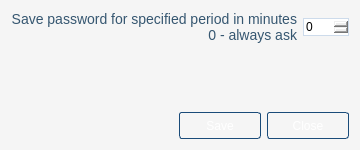
First picture: the form in qesteidutil/trunk/src/ui/SettingsDialog.ui, repository tixsys/esteid, before the edit.
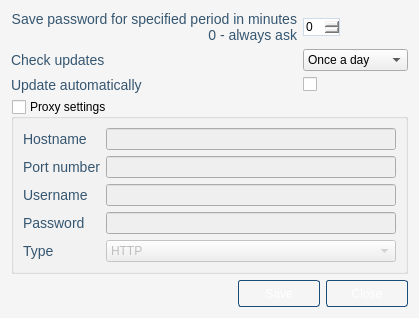
Second picture: the form after the edit. Icons and pictures are not drawn.

Commit message: qesteidutil: stylsheet changes, fixed SettingsDialog under MAc

```diff
--- a/qesteidutil/trunk/src/ui/SettingsDialog.ui
+++ b/qesteidutil/trunk/src/ui/SettingsDialog.ui
@@ -6,22 +6,10 @@
    <rect>
     <x>0</x>
     <y>0</y>
-    <width>360</width>
-    <height>150</height>
+    <width>401</width>
+    <height>315</height>
    </rect>
   </property>
-  <property name="minimumSize">
-   <size>
-    <width>360</width>
-    <height>150</height>
-   </size>
-  </property>
-  <property name="maximumSize">
-   <size>
-    <width>360</width>
-    <height>150</height>
-   </size>
-  </property>
   <property name="windowTitle">
    <string>Settings</string>
   </property>
@@ -37,32 +25,25 @@
   </property>
   <layout class="QGridLayout" name="gridLayout">
    <item row="0" column="0">
-    <layout class="QHBoxLayout" name="horizontalLayout">
-     <item>
-      <widget class="QLabel" name="label">
-       <property name="text">
-        <string>Save password for specified period in minutes
+    <widget class="QLabel" name="sessionLabel">
+     <property name="text">
+      <string>Save password for specified period in minutes
 0 - always ask</string>
-       </property>
-       <property name="alignment">
-        <set>Qt::AlignRight|Qt::AlignTrailing|Qt::AlignVCenter</set>
-       </property>
-      </widget>
-     </item>
-     <item>
-      <widget class="QSpinBox" name="sessionTime">
-       <property name="maximumSize">
-        <size>
-         <width>50</width>
-         <height>16777215</height>
-        </size>
-       </property>
-      </widget>
-     </item>
-    </layout>
+     </property>
+     <property name="alignment">
+      <set>Qt::AlignRight|Qt::AlignTrailing|Qt::AlignVCenter</set>
+     </property>
+    </widget>
    </item>
    <item row="1" column="0">
-    <spacer name="verticalSpacer">
+    <widget class="QLabel" name="updateIntervalLabel">
+     <property name="text">
+      <string>Check updates</string>
+     </property>
+    </widget>
+   </item>
+   <item row="4" column="0">
+    <spacer name="SettingsDialogSpacer">
      <property name="orientation">
       <enum>Qt::Vertical</enum>
      </property>
@@ -74,7 +55,7 @@
      </property>
     </spacer>
    </item>
-   <item row="2" column="0">
+   <item row="5" column="0" colspan="2">
     <widget class="QDialogButtonBox" name="buttonBox">
      <property name="orientation">
       <enum>Qt::Horizontal</enum>
@@ -84,6 +65,156 @@
      </property>
     </widget>
    </item>
+   <item row="2" column="0">
+    <widget class="QLabel" name="autoUpdateLabel">
+     <property name="text">
+      <string>Update automatically</string>
+     </property>
+    </widget>
+   </item>
+   <item row="2" column="1">
+    <widget class="QCheckBox" name="autoUpdate"/>
+   </item>
+   <item row="3" column="0" colspan="2">
+    <widget class="QGroupBox" name="useProxy">
+     <property name="title">
+      <string>Proxy settings</string>
+     </property>
+     <property name="flat">
+      <bool>true</bool>
+     </property>
+     <property name="checkable">
+      <bool>true</bool>
+     </property>
+     <property name="checked">
+      <bool>false</bool>
+     </property>
+     <layout class="QGridLayout" name="gridLayout_2">
+      <item row="0" column="0">
+       <widget class="QLabel" name="proxyHostLabel">
+        <property name="text">
+         <string>Hostname</string>
+        </property>
+       </widget>
+      </item>
+      <item row="1" column="0">
+       <widget class="QLabel" name="proxyPortLabel">
+        <property name="text">
+         <string>Port number</string>
+        </property>
+       </widget>
+      </item>
+      <item row="2" column="0">
+       <widget class="QLabel" name="proxyUserLabel">
+        <property name="text">
+         <string>Username</string>
+        </property>
+       </widget>
+      </item>
+      <item row="3" column="0">
+       <widget class="QLabel" name="proxyPassLabel">
+        <property name="text">
+         <string>Password</string>
+        </property>
+       </widget>
+      </item>
+      <item row="0" column="1">
+       <widget class="QLineEdit" name="proxyHost"/>
+      </item>
+      <item row="1" column="1">
+       <widget class="QLineEdit" name="proxyPort"/>
+      </item>
+      <item row="2" column="1">
+       <widget class="QLineEdit" name="proxyUser"/>
+      </item>
+      <item row="3" column="1">
+       <widget class="QLineEdit" name="proxyPass"/>
+      </item>
+      <item row="4" column="1">
+       <widget class="QComboBox" name="proxyType">
+        <item>
+         <property name="text">
+          <string>HTTP</string>
+         </property>
+        </item>
+        <item>
+         <property name="text">
+          <string>SOCKS5</string>
+         </property>
+        </item>
+       </widget>
+      </item>
+      <item row="4" column="0">
+       <widget class="QLabel" name="proxyTypeLabel">
+        <property name="text">
+         <string>Type</string>
+        </property>
+       </widget>
+      </item>
+     </layout>
+    </widget>
+   </item>
+   <item row="0" column="1">
+    <layout class="QHBoxLayout" name="sessionTimeLayout">
+     <item>
+      <widget class="QSpinBox" name="sessionTime"/>
+     </item>
+     <item>
+      <spacer name="sessionTimeSpacer">
+       <property name="orientation">
+        <enum>Qt::Horizontal</enum>
+       </property>
+       <property name="sizeHint" stdset="0">
+        <size>
+         <width>40</width>
+         <height>20</height>
+        </size>
+       </property>
+      </spacer>
+     </item>
+    </layout>
+   </item>
+   <item row="1" column="1">
+    <layout class="QHBoxLayout" name="horizontalLayout">
+     <item>
+      <widget class="QComboBox" name="updateInterval">
+       <item>
+        <property name="text">
+         <string>Once a day</string>
+        </property>
+       </item>
+       <item>
+        <property name="text">
+         <string>Once a week</string>
+        </property>
+       </item>
+       <item>
+        <property name="text">
+         <string>Once a month</string>
+        </property>
+       </item>
+       <item>
+        <property name="text">
+         <string>Never</string>
+        </property>
+       </item>
+      </widget>
+     </item>
+     <item>
+      <spacer name="horizontalSpacer">
+       <property name="orientation">
+        <enum>Qt::Horizontal</enum>
+       </property>
+       <property name="sizeHint" stdset="0">
+        <size>
+         <width>40</width>
+         <height>20</height>
+        </size>
+       </property>
+      </spacer>
+     </item>
+    </layout>
+   </item>
   </layout>
  </widget>
  <resources>
```
Left out of the diff: 2 changed lines with no effect on the pictures. The commit also changes 2 other files.
